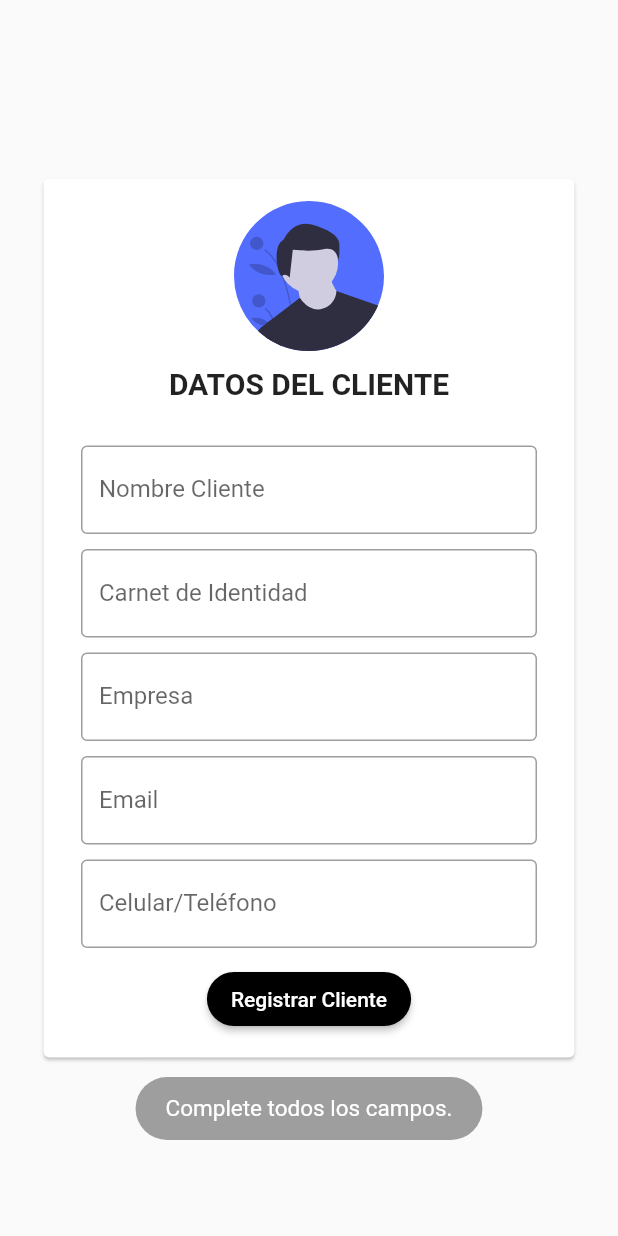
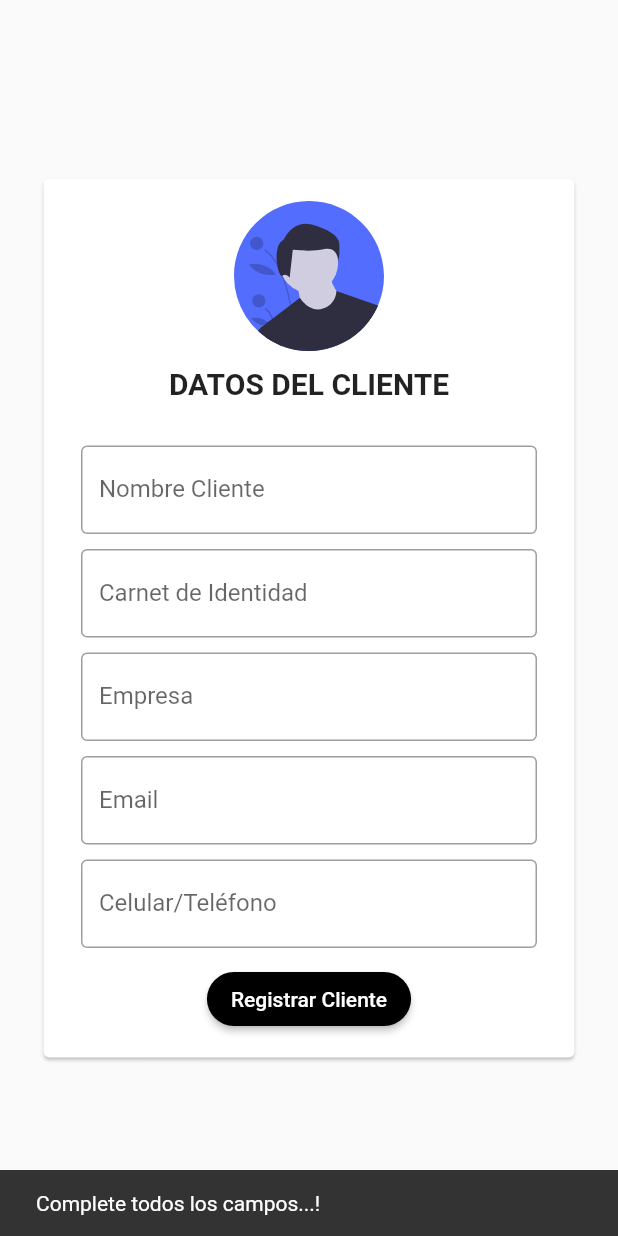
Before and after one commit to MAGIN1104/projectPlasticZ, a Flutter app: the DatosCliente screen opened by its route, after a tap on "Registrar Cliente", on a phone screen of 412 x 824 dp. Run offline on Flutter 3.47's test engine with Material 2 defaults, Android fonts, the phone set to English and light mode, and no system bars; our stand-ins replace flutter_svg, fluttertoast, pdf, permission_handler, sqflite; missing offline and left inert: flutter_full_pdf_viewer; accounts and stored records are empty.

Commit message:
modify views

```diff
--- a/lib/Views/DatosCliente.dart
+++ b/lib/Views/DatosCliente.dart
@@ -158,12 +158,9 @@ class _DatosClienteState extends State<DatosCliente> {
 
                         setState(() {});
                       } else {
-                        Fluttertoast.showToast(
-                            msg: "Complete todos los campos.",
-                            toastLength: Toast.LENGTH_SHORT,
-                            gravity: ToastGravity.BOTTOM,
-                            backgroundColor: Colors.grey,
-                            fontSize: 15.0);
+                        final snackBar = SnackBar(
+                            content: Text('Complete todos los campos...!'));
+                        ScaffoldMessenger.of(context).showSnackBar(snackBar);
                       }
                     }),
               ],
```
Also changed, not shown: lib/Utils/PDFGenerate.dart (+3 -34 lines), lib/Views/CondicionVenta.dart (+6 -6 lines), lib/Views/Cotizacion.dart (+13 -3 lines), pubspec.yaml (+5 -5 lines), pubspec.lock.
